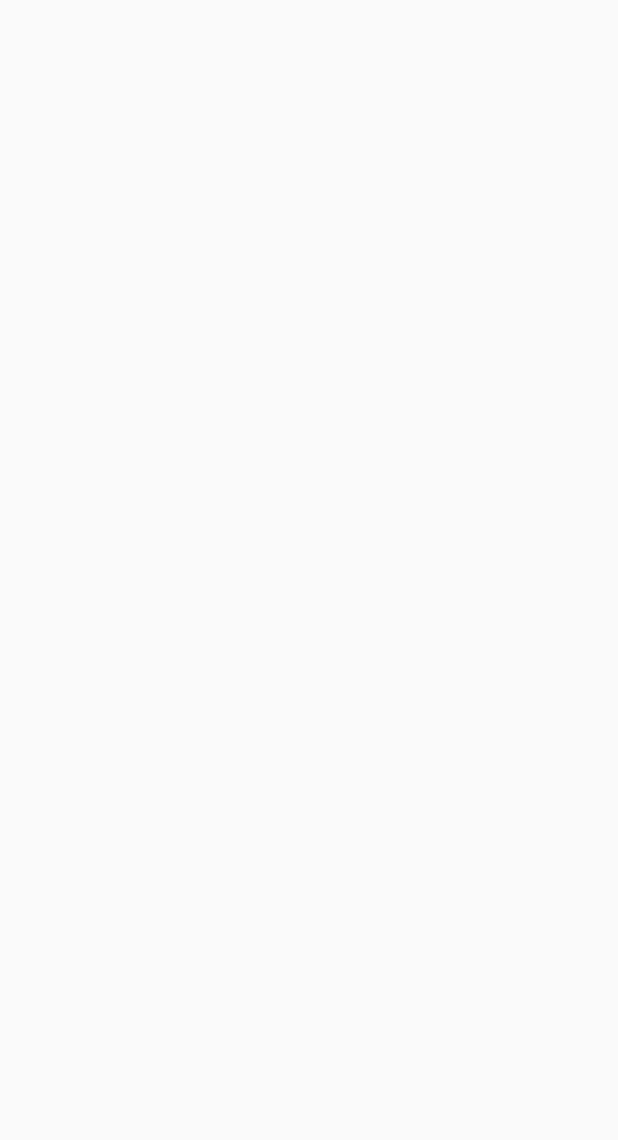
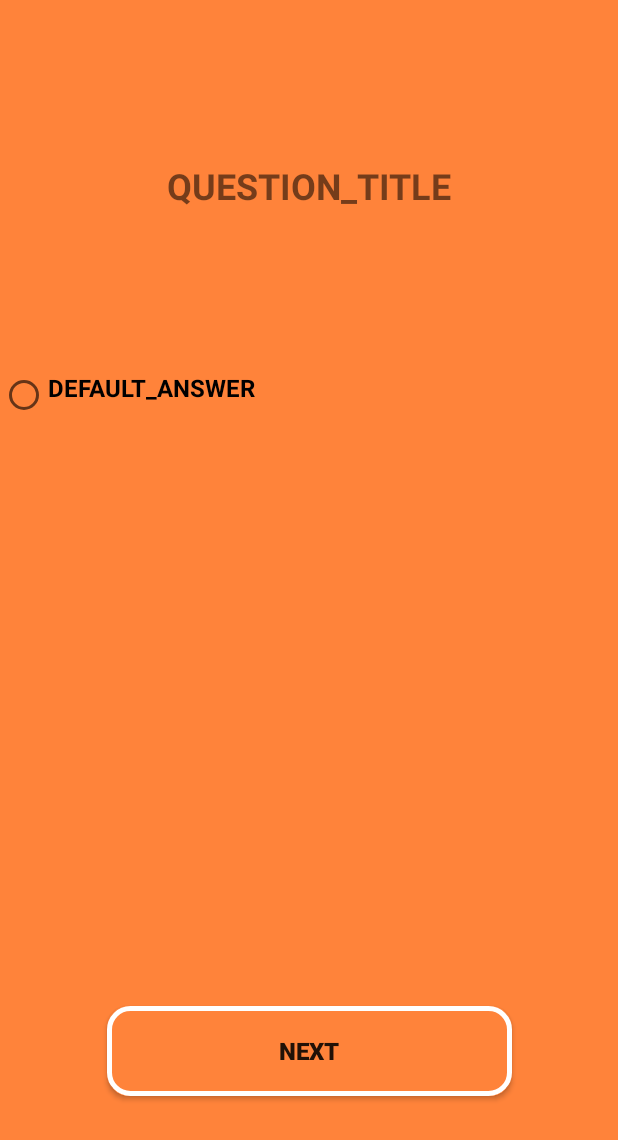
Before and after one commit to ofir-bar/01-LinuxEssentialsTrivia, an Android app: the QuestionsActivity screen opened directly, with no data from a screen before it, on a phone screen of 412 x 824 dp. Before the commit the part shown is empty. Shown: the top 1140 px of the screen. Run offline under Robolectric (Android 15) with nearby library versions, the phone set to English and light mode, and no system bars.

Commit message:
Added layout to QuestionsActivity

```diff
--- a/app/src/main/res/layout/activity_questions.xml
+++ b/app/src/main/res/layout/activity_questions.xml
@@ -5,6 +5,68 @@
         xmlns:app="http://schemas.android.com/apk/res-auto"
         android:layout_width="match_parent"
         android:layout_height="match_parent"
-        tools:context=".ui.QuestionsActivity">
+        tools:context=".ui.QuestionsActivity"
+		android:background="@color/colorAccent">
+
+
+	<android.support.constraint.Guideline
+			android:layout_width="wrap_content"
+			android:layout_height="wrap_content"
+			android:id="@+id/guideline3"
+			android:orientation="horizontal"
+			app:layout_constraintGuide_percent="0.3"/>
+
+	<TextView
+			android:text="@string/activity_questions__question_title_default"
+			android:layout_width="wrap_content"
+			android:layout_height="wrap_content"
+			android:id="@+id/activity_questions__question_title"
+			android:textSize="@dimen/descriptionText"
+			app:layout_constraintStart_toStartOf="parent"
+			app:layout_constraintEnd_toEndOf="parent"
+			app:layout_constraintBottom_toTopOf="@+id/guideline_0.3"
+			app:layout_constraintTop_toTopOf="parent"/>
+
+	<android.support.constraint.Guideline
+			android:layout_width="wrap_content"
+			android:layout_height="wrap_content"
+			android:id="@+id/guideline_0.3"
+			android:orientation="horizontal"
+			app:layout_constraintGuide_percent="0.3"/>
+
+
+	<android.support.constraint.Guideline
+			android:layout_width="wrap_content"
+			android:layout_height="wrap_content"
+			android:id="@+id/guideline_0.5"
+			android:orientation="horizontal"
+			app:layout_constraintGuide_percent="0.7"/>
+
+	<RadioButton
+			android:text="@string/activity_questions__question_radio_button"
+			android:textSize="@dimen/regularText"
+			android:layout_width="@dimen/stretchToFill"
+			android:layout_height="@dimen/stretchToFill"
+			android:id="@+id/activity_questions__question_radio_button"
+			android:gravity="start|top"
+			app:layout_constraintTop_toTopOf="@+id/guideline_0.3"
+			app:layout_constraintBottom_toTopOf="@+id/guideline_0.5"
+			app:layout_constraintStart_toStartOf="parent"
+			app:layout_constraintEnd_toEndOf="parent"
+			/>
+
+	<Button
+			android:text="@string/activity_questions__next_button"
+			android:textSize="@dimen/regularText"
+			android:background="@drawable/button_shape"
+			android:layout_width="wrap_content"
+			android:layout_height="wrap_content"
+			android:id="@+id/activity_questions__next_button"
+			app:layout_constraintTop_toBottomOf="@+id/activity_questions__question_radio_button"
+			app:layout_constraintBottom_toBottomOf="parent"
+			app:layout_constraintStart_toStartOf="parent"
+			app:layout_constraintEnd_toEndOf="parent"
+			/>
+
 
 </android.support.constraint.ConstraintLayout>
--- a/app/src/main/res/values/strings.xml
+++ b/app/src/main/res/values/strings.xml
@@ -5,4 +5,8 @@
     <string name="activity_home__description">This app contains 30 questions based on topics that appear on the LPI Linux essentials exam</string>
     <string name="activity_home__start_button">Start</string>
 
+    <string name="activity_questions__question_title_default">QUESTION_TITLE</string>
+    <string name="activity_questions__question_radio_button">DEFAULT_ANSWER</string>
+    <string name="activity_questions__next_button">Next</string>
+
 </resources>
```
